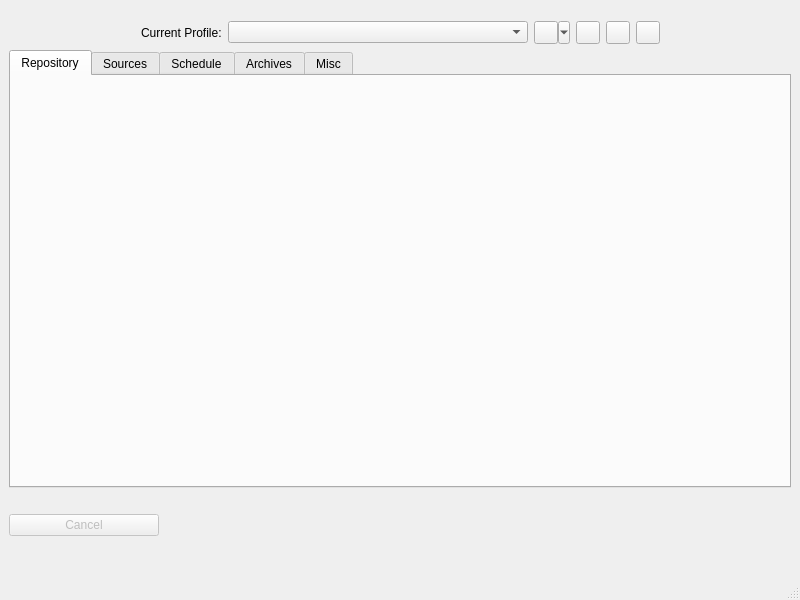
First picture: the form in src/vorta/assets/UI/mainwindow.ui, repository borgbase/vorta, before the edit.
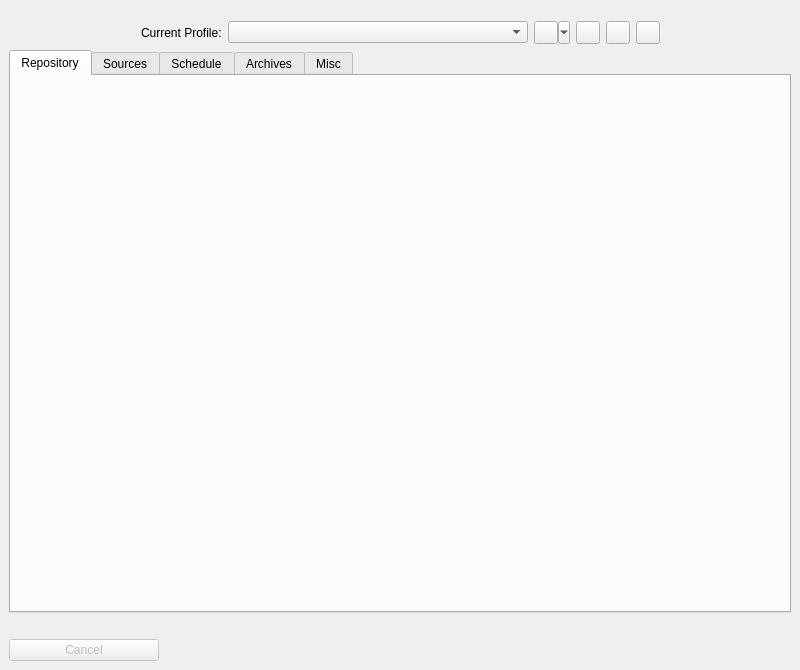
Second picture: the form after the edit. The open tabs and pages were chosen to show the change.

Diff of the .ui file:
```diff
--- a/src/vorta/assets/UI/mainwindow.ui
+++ b/src/vorta/assets/UI/mainwindow.ui
@@ -7,7 +7,7 @@
     <x>0</x>
     <y>0</y>
     <width>800</width>
-    <height>600</height>
+    <height>670</height>
    </rect>
   </property>
   <property name="minimumSize">
@@ -128,8 +128,11 @@
     </item>
     <item>
      <widget class="QTabWidget" name="tabWidget">
-      <property name="currentIndex">
-       <number>2</number>
+      <property name="sizePolicy">
+       <sizepolicy hsizetype="Expanding" vsizetype="MinimumExpanding">
+        <horstretch>0</horstretch>
+        <verstretch>0</verstretch>
+       </sizepolicy>
       </property>
       <property name="documentMode">
        <bool>false</bool>
@@ -207,20 +210,11 @@
       <item row="1" column="1" alignment="Qt::AlignTop">
        <widget class="QLabel" name="logText">
         <property name="sizePolicy">
-         <sizepolicy hsizetype="Preferred" vsizetype="Fixed">
+         <sizepolicy hsizetype="Preferred" vsizetype="Minimum">
           <horstretch>0</horstretch>
           <verstretch>0</verstretch>
          </sizepolicy>
         </property>
-        <property name="minimumSize">
-         <size>
-          <width>0</width>
-          <height>55</height>
-         </size>
-        </property>
-        <property name="text">
-         <string/>
-        </property>
         <property name="alignment">
          <set>Qt::AlignLeading|Qt::AlignLeft|Qt::AlignTop</set>
         </property>
@@ -233,7 +227,6 @@
     </item>
    </layout>
   </widget>
-  <widget class="QStatusBar" name="statusbar"/>
   <action name="actionLatest">
    <property name="text">
     <string>Latest</string>
```
Left out of the diff: 11 changed lines with no effect on the pictures.
